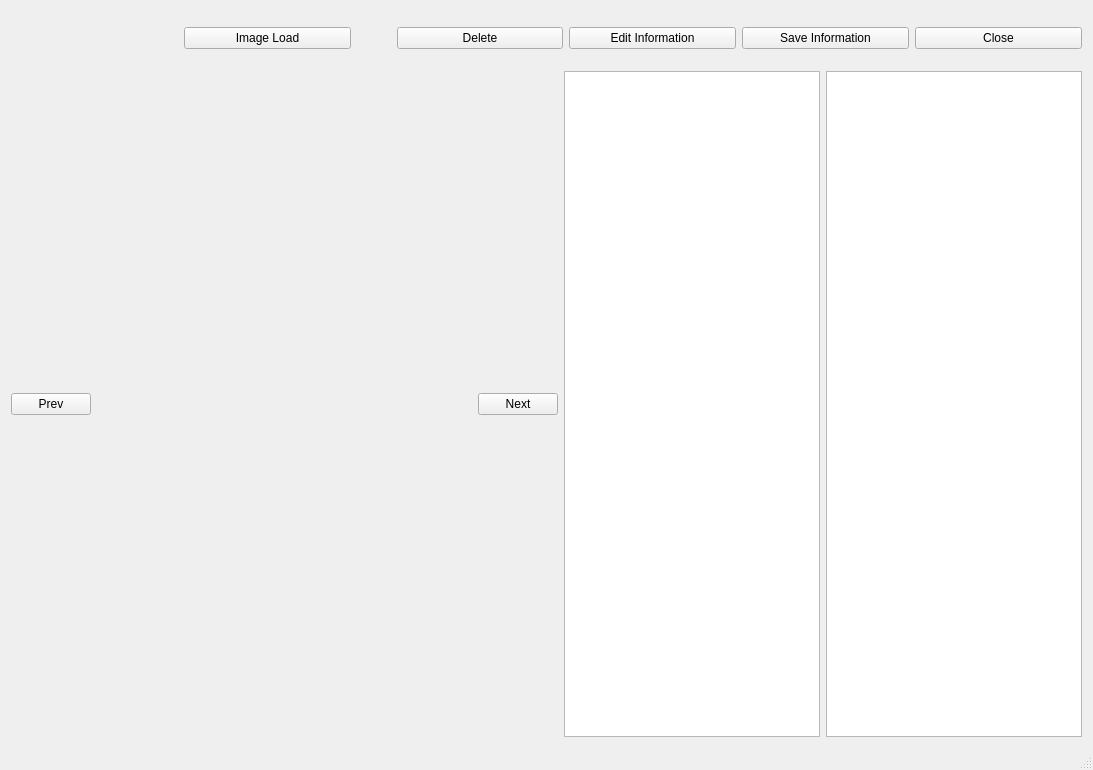
Qt form Annotation_Tool_Main.ui (Yoon0527/Annotation_Tool_Main) before a commit.
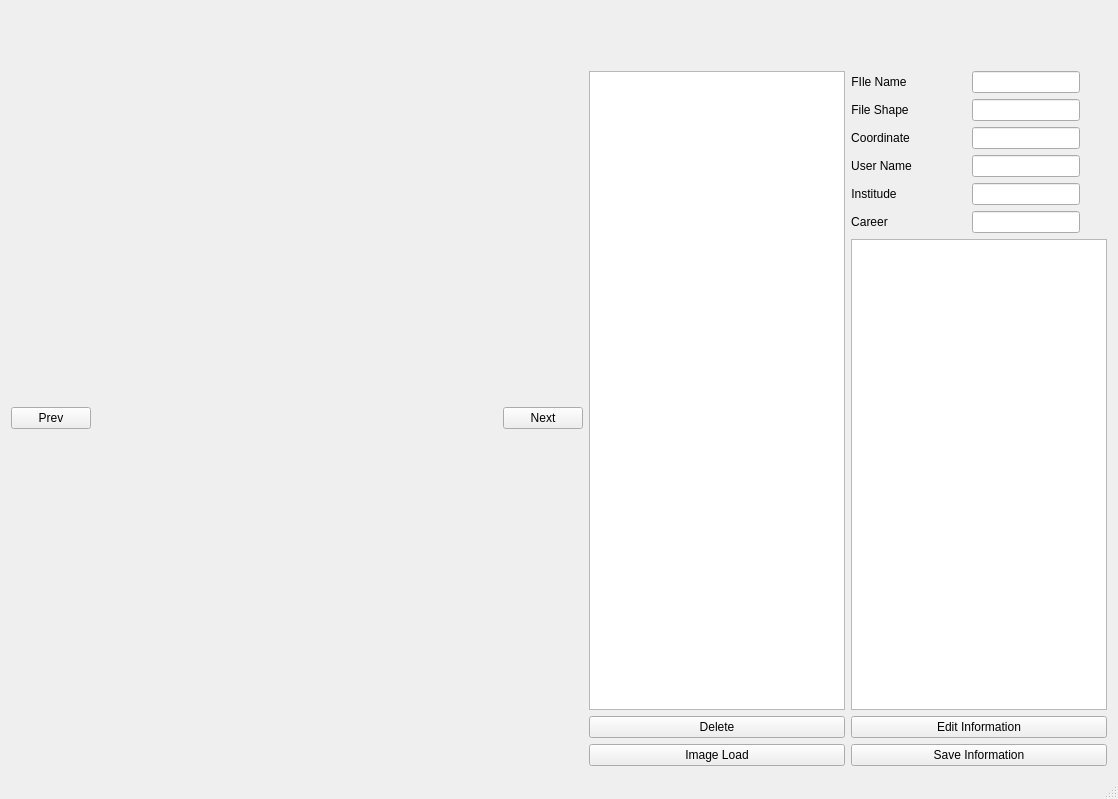
The same form after that commit.

Commit message: ui 변경

Patch:
```diff
--- a/Annotation_Tool_Main.ui
+++ b/Annotation_Tool_Main.ui
@@ -6,8 +6,8 @@
    <rect>
     <x>0</x>
     <y>0</y>
-    <width>1093</width>
-    <height>770</height>
+    <width>1118</width>
+    <height>799</height>
    </rect>
   </property>
   <property name="sizePolicy">
@@ -27,6 +27,279 @@
     </sizepolicy>
    </property>
    <layout class="QGridLayout" name="gridLayout_2">
+    <item row="1" column="0">
+     <layout class="QHBoxLayout" name="horizontalLayout_2">
+      <item>
+       <widget class="QPushButton" name="btn_prev">
+        <property name="sizePolicy">
+         <sizepolicy hsizetype="Fixed" vsizetype="Fixed">
+          <horstretch>0</horstretch>
+          <verstretch>0</verstretch>
+         </sizepolicy>
+        </property>
+        <property name="text">
+         <string>Prev</string>
+        </property>
+       </widget>
+      </item>
+      <item>
+       <widget class="QLabel" name="lbl_image">
+        <property name="sizePolicy">
+         <sizepolicy hsizetype="Ignored" vsizetype="Ignored">
+          <horstretch>0</horstretch>
+          <verstretch>0</verstretch>
+         </sizepolicy>
+        </property>
+        <property name="text">
+         <string/>
+        </property>
+       </widget>
+      </item>
+      <item>
+       <widget class="QPushButton" name="btn_next">
+        <property name="sizePolicy">
+         <sizepolicy hsizetype="Fixed" vsizetype="Fixed">
+          <horstretch>0</horstretch>
+          <verstretch>0</verstretch>
+         </sizepolicy>
+        </property>
+        <property name="text">
+         <string>Next</string>
+        </property>
+       </widget>
+      </item>
+      <item>
+       <layout class="QGridLayout" name="gridLayout">
+        <item row="0" column="0">
+         <widget class="QListWidget" name="list_lbl">
+          <property name="sizePolicy">
+           <sizepolicy hsizetype="Fixed" vsizetype="Expanding">
+            <horstretch>0</horstretch>
+            <verstretch>0</verstretch>
+           </sizepolicy>
+          </property>
+         </widget>
+        </item>
+        <item row="2" column="0">
+         <widget class="QPushButton" name="btn_loadImg">
+          <property name="text">
+           <string>Image Load</string>
+          </property>
+         </widget>
+        </item>
+        <item row="1" column="1">
+         <widget class="QPushButton" name="btn_editInfo">
+          <property name="text">
+           <string>Edit Information</string>
+          </property>
+         </widget>
+        </item>
+        <item row="1" column="0">
+         <widget class="QPushButton" name="btn_delLabel">
+          <property name="text">
+           <string>Delete</string>
+          </property>
+         </widget>
+        </item>
+        <item row="2" column="1">
+         <widget class="QPushButton" name="btn_saveInfo">
+          <property name="text">
+           <string>Save Information</string>
+          </property>
+         </widget>
+        </item>
+        <item row="0" column="1">
+         <layout class="QGridLayout" name="gridLayout_3">
+          <item row="3" column="1">
+           <widget class="QLineEdit" name="line_inputcoord">
+            <property name="sizePolicy">
+             <sizepolicy hsizetype="Fixed" vsizetype="Minimum">
+              <horstretch>0</horstretch>
+              <verstretch>0</verstretch>
+             </sizepolicy>
+            </property>
+            <property name="readOnly">
+             <bool>true</bool>
+            </property>
+           </widget>
+          </item>
+          <item row="6" column="0">
+           <widget class="QLabel" name="label_6">
+            <property name="sizePolicy">
+             <sizepolicy hsizetype="Fixed" vsizetype="Minimum">
+              <horstretch>0</horstretch>
+              <verstretch>0</verstretch>
+             </sizepolicy>
+            </property>
+            <property name="text">
+             <string>Career</string>
+            </property>
+            <property name="alignment">
+             <set>Qt::AlignmentFlag::AlignCenter</set>
+            </property>
+           </widget>
+          </item>
+          <item row="5" column="1">
+           <widget class="QLineEdit" name="line_inputinstitude">
+            <property name="sizePolicy">
+             <sizepolicy hsizetype="Fixed" vsizetype="Minimum">
+              <horstretch>0</horstretch>
+              <verstretch>0</verstretch>
+             </sizepolicy>
+            </property>
+            <property name="readOnly">
+             <bool>true</bool>
+            </property>
+           </widget>
+          </item>
+          <item row="4" column="1">
+           <widget class="QLineEdit" name="line_inputname">
+            <property name="sizePolicy">
+             <sizepolicy hsizetype="Fixed" vsizetype="Minimum">
+              <horstretch>0</horstretch>
+              <verstretch>0</verstretch>
+             </sizepolicy>
+            </property>
+            <property name="readOnly">
+             <bool>true</bool>
+            </property>
+           </widget>
+          </item>
+          <item row="1" column="1">
+           <widget class="QLineEdit" name="line_inputfile">
+            <property name="sizePolicy">
+             <sizepolicy hsizetype="Fixed" vsizetype="Minimum">
+              <horstretch>0</horstretch>
+              <verstretch>0</verstretch>
+             </sizepolicy>
+            </property>
+            <property name="readOnly">
+             <bool>true</bool>
+            </property>
+           </widget>
+          </item>
+          <item row="3" column="0">
+           <widget class="QLabel" name="label_3">
+            <property name="sizePolicy">
+             <sizepolicy hsizetype="Fixed" vsizetype="Minimum">
+              <horstretch>0</horstretch>
+              <verstretch>0</verstretch>
+             </sizepolicy>
+            </property>
+            <property name="text">
+             <string>Coordinate</string>
+            </property>
+            <property name="alignment">
+             <set>Qt::AlignmentFlag::AlignCenter</set>
+            </property>
+           </widget>
+          </item>
+          <item row="2" column="0">
+           <widget class="QLabel" name="label_2">
+            <property name="sizePolicy">
+             <sizepolicy hsizetype="Fixed" vsizetype="Minimum">
+              <horstretch>0</horstretch>
+              <verstretch>0</verstretch>
+             </sizepolicy>
+            </property>
+            <property name="text">
+             <string>File Shape</string>
+            </property>
+            <property name="alignment">
+             <set>Qt::AlignmentFlag::AlignCenter</set>
+            </property>
+           </widget>
+          </item>
+          <item row="4" column="0">
+           <widget class="QLabel" name="label_4">
+            <property name="sizePolicy">
+             <sizepolicy hsizetype="Fixed" vsizetype="Minimum">
+              <horstretch>0</horstretch>
+              <verstretch>0</verstretch>
+             </sizepolicy>
+            </property>
+            <property name="text">
+             <string>User Name</string>
+            </property>
+            <property name="alignment">
+             <set>Qt::AlignmentFlag::AlignCenter</set>
+            </property>
+           </widget>
+          </item>
+          <item row="6" column="1">
+           <widget class="QLineEdit" name="line_inputcareer">
+            <property name="sizePolicy">
+             <sizepolicy hsizetype="Fixed" vsizetype="Minimum">
+              <horstretch>0</horstretch>
+              <verstretch>0</verstretch>
+             </sizepolicy>
+            </property>
+            <property name="readOnly">
+             <bool>true</bool>
+            </property>
+           </widget>
+          </item>
+          <item row="2" column="1">
+           <widget class="QLineEdit" name="line_inputshape">
+            <property name="sizePolicy">
+             <sizepolicy hsizetype="Fixed" vsizetype="Minimum">
+              <horstretch>0</horstretch>
+              <verstretch>0</verstretch>
+             </sizepolicy>
+            </property>
+            <property name="readOnly">
+             <bool>true</bool>
+            </property>
+           </widget>
+          </item>
+          <item row="1" column="0">
+           <widget class="QLabel" name="label">
+            <property name="sizePolicy">
+             <sizepolicy hsizetype="Fixed" vsizetype="Minimum">
+              <horstretch>0</horstretch>
+              <verstretch>0</verstretch>
+             </sizepolicy>
+            </property>
+            <property name="text">
+             <string>FIle Name</string>
+            </property>
+            <property name="alignment">
+             <set>Qt::AlignmentFlag::AlignCenter</set>
+            </property>
+           </widget>
+          </item>
+          <item row="5" column="0">
+           <widget class="QLabel" name="label_5">
+            <property name="sizePolicy">
+             <sizepolicy hsizetype="Fixed" vsizetype="Minimum">
+              <horstretch>0</horstretch>
+              <verstretch>0</verstretch>
+             </sizepolicy>
+            </property>
+            <property name="text">
+             <string>Institude</string>
+            </property>
+            <property name="alignment">
+             <set>Qt::AlignmentFlag::AlignCenter</set>
+            </property>
+           </widget>
+          </item>
+          <item row="7" column="0" colspan="2">
+           <widget class="QListWidget" name="list_log">
+            <property name="sizePolicy">
+             <sizepolicy hsizetype="Fixed" vsizetype="Expanding">
+              <horstretch>0</horstretch>
+              <verstretch>0</verstretch>
+             </sizepolicy>
+            </property>
+           </widget>
+          </item>
+         </layout>
+        </item>
+       </layout>
+      </item>
+     </layout>
+    </item>
     <item row="0" column="0">
      <layout class="QHBoxLayout" name="horizontalLayout">
       <property name="sizeConstraint">
@@ -69,13 +342,6 @@
         </item>
        </layout>
       </item>
-      <item>
-       <widget class="QPushButton" name="btn_loadImg">
-        <property name="text">
-         <string>Image Load</string>
-        </property>
-       </widget>
-      </item>
       <item>
        <spacer name="horizontalSpacer">
         <property name="orientation">
@@ -91,97 +357,6 @@
          </size>
         </property>
        </spacer>
-      </item>
-      <item>
-       <widget class="QPushButton" name="btn_delLabel">
-        <property name="text">
-         <string>Delete</string>
-        </property>
-       </widget>
-      </item>
-      <item>
-       <widget class="QPushButton" name="btn_editInfo">
-        <property name="text">
-         <string>Edit Information</string>
-        </property>
-       </widget>
-      </item>
-      <item>
-       <widget class="QPushButton" name="btn_saveInfo">
-        <property name="text">
-         <string>Save Information</string>
-        </property>
-       </widget>
-      </item>
-      <item>
-       <widget class="QPushButton" name="btn_quit">
-        <property name="text">
-         <string>Close</string>
-        </property>
-       </widget>
-      </item>
-     </layout>
-    </item>
-    <item row="1" column="0">
-     <layout class="QHBoxLayout" name="horizontalLayout_2">
-      <item>
-       <widget class="QPushButton" name="btn_prev">
-        <property name="sizePolicy">
-         <sizepolicy hsizetype="Fixed" vsizetype="Fixed">
-          <horstretch>0</horstretch>
-          <verstretch>0</verstretch>
-         </sizepolicy>
-        </property>
-        <property name="text">
-         <string>Prev</string>
-        </property>
-       </widget>
-      </item>
-      <item>
-       <widget class="QLabel" name="lbl_image">
-        <property name="sizePolicy">
-         <sizepolicy hsizetype="Ignored" vsizetype="Ignored">
-          <horstretch>0</horstretch>
-          <verstretch>0</verstretch>
-         </sizepolicy>
-        </property>
-        <property name="text">
-         <string/>
-        </property>
-       </widget>
-      </item>
-      <item>
-       <widget class="QPushButton" name="btn_next">
-        <property name="sizePolicy">
-         <sizepolicy hsizetype="Fixed" vsizetype="Fixed">
-          <horstretch>0</horstretch>
-          <verstretch>0</verstretch>
-         </sizepolicy>
-        </property>
-        <property name="text">
-         <string>Next</string>
-        </property>
-       </widget>
-      </item>
-      <item>
-       <widget class="QListWidget" name="list_lbl">
-        <property name="sizePolicy">
-         <sizepolicy hsizetype="Fixed" vsizetype="Expanding">
-          <horstretch>0</horstretch>
-          <verstretch>0</verstretch>
-         </sizepolicy>
-        </property>
-       </widget>
-      </item>
-      <item>
-       <widget class="QListWidget" name="list_info">
-        <property name="sizePolicy">
-         <sizepolicy hsizetype="Fixed" vsizetype="Expanding">
-          <horstretch>0</horstretch>
-          <verstretch>0</verstretch>
-         </sizepolicy>
-        </property>
-       </widget>
       </item>
      </layout>
     </item>
```
The commit also changes 2 other files.
